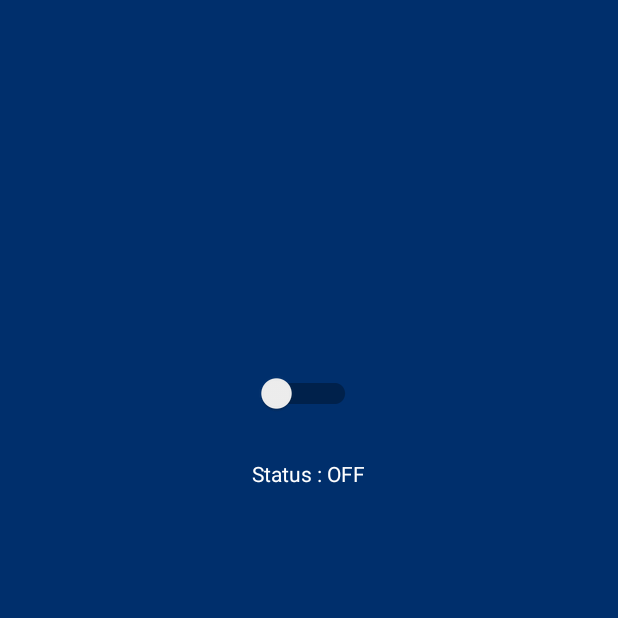
After one commit to sivansundar/HomeAutomation, an Android app: the ApplianceActivity screen opened directly, with no data from a screen before it, on a phone screen of 412 x 824 dp, the top half of it. The commit adds this screen. Run offline under Robolectric (Android 15) with nearby library versions, the phone set to English and light mode, and no system bars; our stand-ins replace ButterKnife, Firebase (no records; nobody signed in at launch, a user with empty details on screens opened directly); 2 statements that could not run were skipped.

Commit message:
Toggling switches on the Firebase Recycler Adapter is buggy. Therefore I ended up creating a new activity for each appliance based on their appID. Now setting up the setOnCheckedChangeListener works perfectly. Got to physically set up the relay now and test

```diff
--- a/app/src/main/AndroidManifest.xml
+++ b/app/src/main/AndroidManifest.xml
@@ -12,6 +12,7 @@
         android:roundIcon="@mipmap/ic_launcher_round"
         android:supportsRtl="true"
         android:theme="@style/AppTheme">
+        <activity android:name=".ApplianceActivity"></activity>
         <activity android:name=".LoginActivity">
             <intent-filter>
                 <action android:name="android.intent.action.MAIN" />
@@ -19,9 +20,7 @@
                 <category android:name="android.intent.category.LAUNCHER" />
             </intent-filter>
         </activity>
-        <activity android:name=".MainActivity">
-
-        </activity>
+        <activity android:name=".MainActivity"></activity>
     </application>
 
 </manifest>
--- /dev/null
+++ b/app/src/main/java/com/homeautomation/ApplianceActivity.java
@@ -0,0 +1,89 @@
+package com.homeautomation;
+
+import android.os.Bundle;
+import android.widget.CompoundButton;
+import android.widget.TextView;
+
+import androidx.annotation.NonNull;
+import androidx.appcompat.app.AppCompatActivity;
+import androidx.appcompat.widget.SwitchCompat;
+
+import com.google.firebase.database.DataSnapshot;
+import com.google.firebase.database.DatabaseError;
+import com.google.firebase.database.DatabaseReference;
+import com.google.firebase.database.FirebaseDatabase;
+import com.google.firebase.database.ValueEventListener;
+
+import butterknife.BindView;
+import butterknife.ButterKnife;
+
+public class ApplianceActivity extends AppCompatActivity {
+
+    public String appID;
+    public FirebaseDatabase mDatabase;
+    public DatabaseReference databaseReference;
+    @BindView(R.id.appliance_text)
+    TextView applianceText;
+    @BindView(R.id.switchButton)
+    SwitchCompat switchButton;
+    @BindView(R.id.appliance_status)
+    TextView applianceStatus;
+
+    @Override
+    protected void onCreate(Bundle savedInstanceState) {
+        super.onCreate(savedInstanceState);
+        setContentView(R.layout.activity_appliance);
+        ButterKnife.bind(this);
+
+        mDatabase = FirebaseDatabase.getInstance();
+        databaseReference = mDatabase.getReference();
+
+        appID = getIntent().getStringExtra("appID");
+
+
+        databaseReference.child("ESP-A405/hall").child(appID).addValueEventListener(new ValueEventListener() {
+            @Override
+            public void onDataChange(@NonNull DataSnapshot dataSnapshot) {
+                ApplianceModel model = dataSnapshot.getValue(ApplianceModel.class);
+                int status = model.getStatus();
+                String appliance_name = model.getTitle();
+
+                applianceText.setText(appliance_name);
+
+
+                if (status == 0) {
+                    applianceStatus.setText("Status : OFF");
+
+                    switchButton.setChecked(false);
+                }
+
+                if (status == 1) {
+                    applianceStatus.setText("Status : ON");
+
+                    switchButton.setChecked(true);
+                }
+
+            }
+
+            @Override
+            public void onCancelled(@NonNull DatabaseError databaseError) {
+
+            }
+        });
+
+        switchButton.setOnCheckedChangeListener(new CompoundButton.OnCheckedChangeListener() {
+            @Override
+            public void onCheckedChanged(CompoundButton buttonView, boolean isChecked) {
+                if (isChecked == true) {
+                    databaseReference.child("ESP-A405/hall").child(appID).child("status").setValue(1);
+                }
+
+                if (isChecked == false) {
+                    databaseReference.child("ESP-A405/hall").child(appID).child("status").setValue(0);
+
+                }
+            }
+        });
+
+    }
+}
--- /dev/null
+++ b/app/src/main/res/layout/activity_appliance.xml
@@ -0,0 +1,48 @@
+<?xml version="1.0" encoding="utf-8"?>
+<RelativeLayout xmlns:android="http://schemas.android.com/apk/res/android"
+    xmlns:app="http://schemas.android.com/apk/res-auto"
+    xmlns:tools="http://schemas.android.com/tools"
+    android:layout_width="match_parent"
+    android:layout_height="match_parent"
+    android:background="@color/colorPrimaryDark"
+    tools:context=".ApplianceActivity">
+
+    <RelativeLayout
+        android:layout_width="match_parent"
+        android:layout_height="wrap_content"
+        android:layout_marginTop="150dp"
+        android:padding="20dp">
+
+
+        <TextView
+            android:id="@+id/appliance_text"
+            android:layout_width="wrap_content"
+            android:layout_height="wrap_content"
+            android:layout_centerHorizontal="true"
+            android:text="TV"
+            android:textColor="#fff"
+            android:textSize="28sp"
+            android:textStyle="bold">
+
+        </TextView>
+
+        <androidx.appcompat.widget.SwitchCompat
+            android:id="@+id/switchButton"
+            android:layout_width="wrap_content"
+            android:layout_height="wrap_content"
+            android:layout_below="@id/appliance_text"
+            android:layout_centerHorizontal="true"
+            android:layout_marginTop="30dp"
+            app:switchMinWidth="70dp"></androidx.appcompat.widget.SwitchCompat>
+
+        <TextView
+            android:id="@+id/appliance_status"
+            android:layout_width="wrap_content"
+            android:layout_height="wrap_content"
+            android:layout_below="@id/switchButton"
+            android:layout_centerHorizontal="true"
+            android:layout_marginTop="20dp"
+            android:text="Status"
+            android:textColor="#fff"></TextView>
+    </RelativeLayout>
+</RelativeLayout>
```
Also changed, not shown: app/src/main/java/com/homeautomation/MainActivity.java (+46 -32 lines), app/build.gradle (line endings or trailing spaces).
